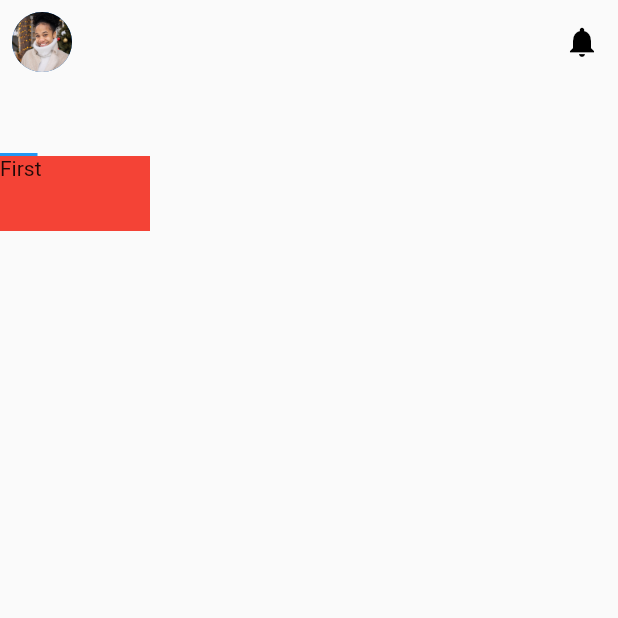
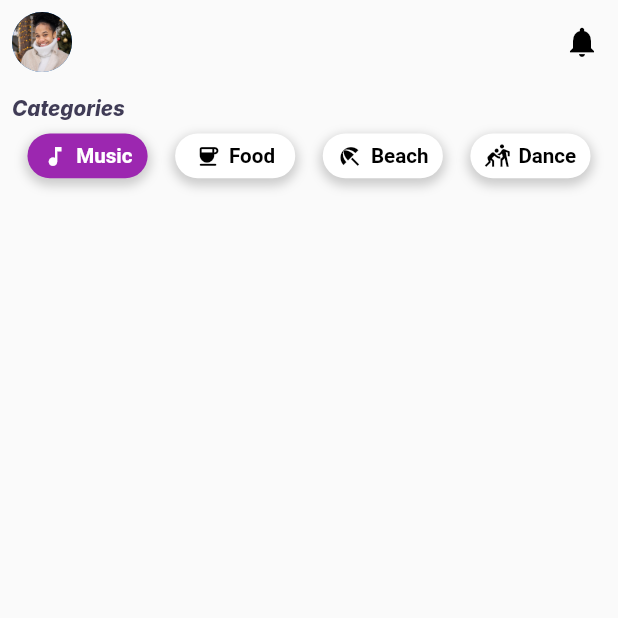
Before and after one commit to vikilinho/choplyfe, a Flutter app: the HomePage screen opened by its route, on a phone screen of 412 x 824 dp, the top half of it. Run offline on Flutter 3.47's test engine with Material 2 defaults, Android fonts, the phone set to English and light mode, and no system bars; our stand-ins replace flutter_screenutil, flutter_spinkit, flutter_svg, get, google_fonts, shared_preferences; accounts and stored records are empty.

Commit message:
implement tabs for homepage

```diff
--- /dev/null
+++ b/lib/components/custom_container.dart
@@ -0,0 +1,63 @@
+import 'package:choplife/components/app_imports.dart';
+
+class MyCustomContainer extends StatefulWidget {
+  final IconData iconData;
+  final String text;
+  final bool isSelected;
+  final VoidCallback onTap;
+
+  const MyCustomContainer(
+      {Key? key,
+      required this.iconData,
+      required this.text,
+      required this.isSelected,
+      required this.onTap})
+      : super(key: key);
+
+  @override
+  _MyCustomContainerState createState() => _MyCustomContainerState();
+}
+
+class _MyCustomContainerState extends State<MyCustomContainer> {
+  @override
+  Widget build(BuildContext context) {
+    return GestureDetector(
+      onTap: widget.onTap,
+      child: Container(
+        height: 25.h,
+        width: 70.w,
+        decoration: BoxDecoration(
+          borderRadius: BorderRadius.circular(20),
+          color: widget.isSelected ? Colors.purple : Colors.white,
+          boxShadow: [
+            BoxShadow(
+              color: Colors.grey.withOpacity(0.5),
+              spreadRadius: 2,
+              blurRadius: 5,
+              offset: const Offset(0, 3),
+            ),
+          ],
+        ),
+        child: Row(
+          mainAxisAlignment: MainAxisAlignment.center,
+          children: [
+            Icon(
+              widget.iconData,
+              size: 14.h,
+              color: widget.isSelected ? Colors.white : Colors.black,
+            ),
+            SizedBox(width: 5.w),
+            Text(
+              widget.text,
+              style: TextStyle(
+                color: widget.isSelected ? Colors.white : Colors.black,
+                fontSize: 12.sp,
+                fontWeight: FontWeight.bold,
+              ),
+            ),
+          ],
+        ),
+      ),
+    );
+  }
+}
--- a/lib/pages/homepage.dart
+++ b/lib/pages/homepage.dart
@@ -1,4 +1,5 @@
 import '../components/app_imports.dart';
+import '../components/custom_container.dart';
 
 class HomePage extends StatefulWidget {
   const HomePage({super.key});
@@ -8,11 +9,46 @@ class HomePage extends StatefulWidget {
 }
 
 class _HomePageState extends State<HomePage> {
+  int _selectedIndex = 0;
+
+  void _onItemTapped(int index) {
+    setState(() {
+      _selectedIndex = index;
+    });
+  }
+
+  List<Widget> _buildCustomContainers() {
+    return [
+      MyCustomContainer(
+        iconData: Icons.music_note,
+        text: 'Music',
+        isSelected: _selectedIndex == 0,
+        onTap: () => _onItemTapped(0),
+      ),
+      MyCustomContainer(
+        iconData: Icons.coffee_rounded,
+        text: 'Food',
+        isSelected: _selectedIndex == 1,
+        onTap: () => _onItemTapped(1),
+      ),
+      MyCustomContainer(
+        iconData: Icons.beach_access,
+        text: 'Beach',
+        isSelected: _selectedIndex == 2,
+        onTap: () => _onItemTapped(2),
+      ),
+      MyCustomContainer(
+        iconData: Icons.sports_kabaddi,
+        text: 'Dance',
+        isSelected: _selectedIndex == 3,
+        onTap: () => _onItemTapped(3),
+      ),
+    ];
+  }
+
   @override
   Widget build(BuildContext context) {
-    return DefaultTabController(
-        length: 4, //
-        child: Scaffold(
+    return Scaffold(
       appBar: AppBar(
         elevation: 0,
         backgroundColor: Colors.transparent,
@@ -33,49 +69,26 @@ class _HomePageState extends State<HomePage> {
         ],
       ),
       body: SafeArea(
-              child: SizedBox(
-            height: 100,
-            width: 100,
-            child: ListView(
-              shrinkWrap: true,
+          child: Column(
         children: [
-                const TabBar(
-                  isScrollable: false, // make the tabs scrollable
-                  tabs: [
-                    Tab(text: 'Tab 1'),
-                    Tab(text: 'Tab 2'),
-                    Tab(text: 'Tab 3'),
-                    Tab(text: 'Tab 4'),
+          Padding(
+            padding: const EdgeInsets.all(8.0),
+            child: Row(
+              mainAxisAlignment: MainAxisAlignment.start,
+              children: [
+                Text(
+                  "Categories",
+                  style: AppFonts.categoriesText,
+                ),
               ],
             ),
-                SizedBox(
-                  height: 50,
-                  width: 30, // height of the TabBarView
-                  child: TabBarView(children: [
-                    Container(
-                      color: Colors.red,
-                      child: const Text("First"),
           ),
-                    Container(
-                      height: 40,
-                      width: 30,
-                      color: Colors.green,
+          Row(
+            mainAxisAlignment: MainAxisAlignment.spaceEvenly,
+            children: _buildCustomContainers(),
           ),
-                    Container(
-                      height: 40,
-                      width: 30,
-                      color: Colors.blue,
-                    ),
-                    Container(
-                      height: 40,
-                      width: 30,
-                      color: Colors.yellow,
-                    ),
-                  ]),
-                )
         ],
-            ),
       )),
-        ));
+    );
   }
 }
```
Lines whose indentation alone changed are shown as unchanged.
